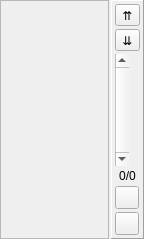
Qt form src/datawidgetinterface.ui (IoeCmcomc/MCDatapacker) before a commit.
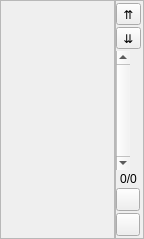
The same form after that commit. Icons and pictures are not drawn.

Commit message: [Impl] Add shortcuts to DataWidgetInterface and adjust DataWidgetInterface's sidebar size

What changed in the file:
```diff
--- a/src/datawidgetinterface.ui
+++ b/src/datawidgetinterface.ui
@@ -18,7 +18,7 @@
   </property>
   <layout class="QHBoxLayout" name="horizontalLayout">
    <property name="spacing">
-    <number>2</number>
+    <number>0</number>
    </property>
    <property name="leftMargin">
     <number>0</number>
@@ -42,7 +42,7 @@
        <rect>
         <x>0</x>
         <y>0</y>
-        <width>105</width>
+        <width>111</width>
         <height>237</height>
        </rect>
       </property>
@@ -52,26 +52,26 @@
    <item>
     <widget class="QFrame" name="sidebar">
      <property name="frameShape">
-      <enum>QFrame::Panel</enum>
+      <enum>QFrame::StyledPanel</enum>
      </property>
      <property name="frameShadow">
       <enum>QFrame::Raised</enum>
      </property>
      <layout class="QVBoxLayout" name="verticalLayout">
       <property name="spacing">
-       <number>3</number>
+       <number>2</number>
       </property>
       <property name="leftMargin">
-       <number>3</number>
+       <number>0</number>
       </property>
       <property name="topMargin">
-       <number>3</number>
+       <number>2</number>
       </property>
       <property name="rightMargin">
-       <number>3</number>
+       <number>2</number>
       </property>
       <property name="bottomMargin">
-       <number>3</number>
+       <number>2</number>
       </property>
       <item>
        <widget class="QToolButton" name="moveUpBtn">
```
The commit also changes 2 other files.
